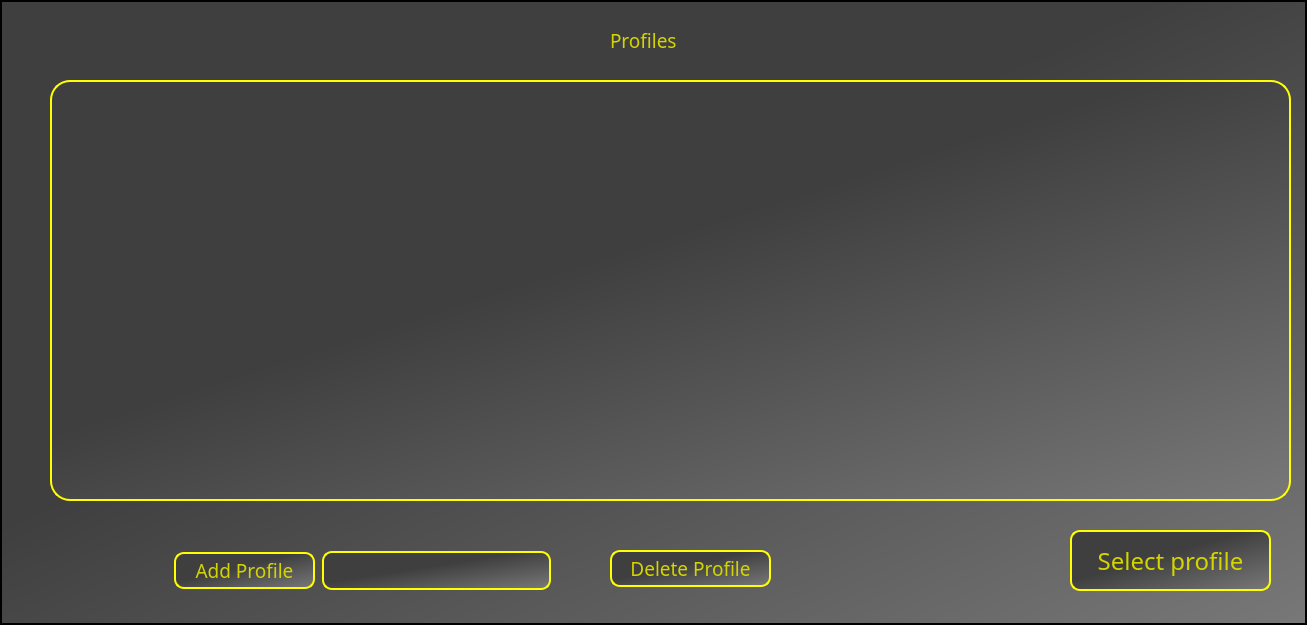
Qt form Films for you/profilemenu.ui (Raikils/project_term_2) before a commit.
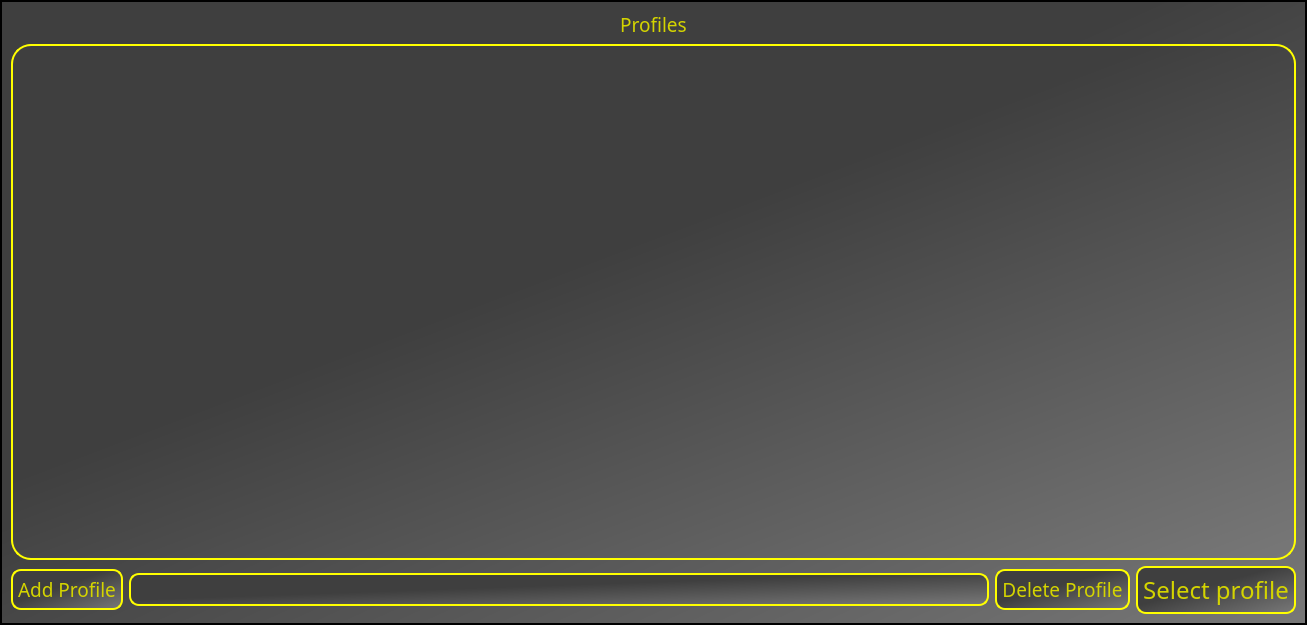
The same form after that commit.

```diff
--- a/Films for you/profilemenu.ui
+++ b/Films for you/profilemenu.ui
@@ -19,15 +19,32 @@
 background-color: qlineargradient(spread:pad, x1:0.249692, y1:0.215, x2:1, y2:1, stop:0.259615 rgba(63, 63, 63, 255), stop:1 rgba(120, 120, 120, 255));
 border: 2px solid ;</string>
   </property>
+  <layout class="QVBoxLayout" name="verticalLayout_2">
+   <item>
+    <layout class="QVBoxLayout" name="verticalLayout">
+     <item>
+      <widget class="QLabel" name="label_Profile">
+       <property name="font">
+        <font>
+         <family>Sitka Text</family>
+         <pointsize>14</pointsize>
+        </font>
+       </property>
+       <property name="styleSheet">
+        <string notr="true">color: rgb(212, 212, 0);
+border:none;
+background-color: none;</string>
+       </property>
+       <property name="text">
+        <string>Profiles</string>
+       </property>
+       <property name="alignment">
+        <set>Qt::AlignCenter</set>
+       </property>
+      </widget>
+     </item>
+     <item>
   <widget class="QListWidget" name="listWidget_Profile">
-   <property name="geometry">
-    <rect>
-     <x>50</x>
-     <y>80</y>
-     <width>1241</width>
-     <height>421</height>
-    </rect>
-   </property>
    <property name="font">
     <font>
      <pointsize>14</pointsize>
@@ -41,63 +58,11 @@
 color: yellow;</string>
    </property>
   </widget>
-  <widget class="QLabel" name="label_Profile">
-   <property name="geometry">
-    <rect>
-     <x>610</x>
-     <y>20</y>
-     <width>101</width>
-     <height>41</height>
-    </rect>
-   </property>
-   <property name="font">
-    <font>
-     <family>Sitka Text</family>
-     <pointsize>14</pointsize>
-    </font>
-   </property>
-   <property name="styleSheet">
-    <string notr="true">color: rgb(212, 212, 0);
-border:none;
-background-color: none;</string>
-   </property>
-   <property name="text">
-    <string>Profiles</string>
-   </property>
-  </widget>
-  <widget class="QPushButton" name="SelectProfile">
-   <property name="geometry">
-    <rect>
-     <x>1070</x>
-     <y>530</y>
-     <width>201</width>
-     <height>61</height>
-    </rect>
-   </property>
-   <property name="font">
-    <font>
-     <family>Sitka Text</family>
-     <pointsize>18</pointsize>
-    </font>
-   </property>
-   <property name="styleSheet">
-    <string notr="true">color: rgb(212, 212, 0);
-border-color: rgb(255, 255, 0);
-border-radius:10px;</string>
-   </property>
-   <property name="text">
-    <string>Select profile</string>
-   </property>
-  </widget>
+     </item>
+     <item>
+      <layout class="QHBoxLayout" name="horizontalLayout">
+       <item>
   <widget class="QPushButton" name="addProfile">
-   <property name="geometry">
-    <rect>
-     <x>174</x>
-     <y>552</y>
-     <width>141</width>
-     <height>37</height>
-    </rect>
-   </property>
    <property name="font">
     <font>
      <family>Sitka Text</family>
@@ -107,21 +72,31 @@
    <property name="styleSheet">
     <string notr="true">color: rgb(212, 212, 0);
 border-color: rgb(255, 255, 0);
-border-radius:10px;</string>
+border-radius:10px;
+padding:5px;</string>
    </property>
    <property name="text">
     <string>Add Profile</string>
    </property>
   </widget>
+       </item>
+       <item>
+        <widget class="QLineEdit" name="UserName">
+         <property name="font">
+          <font>
+           <family>Sitka Text</family>
+           <pointsize>14</pointsize>
+          </font>
+         </property>
+         <property name="styleSheet">
+          <string notr="true">color: rgb(212, 212, 0);
+border-color: rgb(255, 255, 0);
+border-radius:10px;</string>
+         </property>
+        </widget>
+       </item>
+       <item>
   <widget class="QPushButton" name="deleteProfile">
-   <property name="geometry">
-    <rect>
-     <x>610</x>
-     <y>550</y>
-     <width>161</width>
-     <height>37</height>
-    </rect>
-   </property>
    <property name="font">
     <font>
      <family>Sitka Text</family>
@@ -131,33 +106,38 @@
    <property name="styleSheet">
     <string notr="true">color: rgb(212, 212, 0);
 border-color: rgb(255, 255, 0);
-border-radius:10px;</string>
+border-radius:10px;
+padding:5px;</string>
    </property>
    <property name="text">
     <string>Delete Profile</string>
    </property>
   </widget>
-  <widget class="QLineEdit" name="UserName">
-   <property name="geometry">
-    <rect>
-     <x>322</x>
-     <y>551</y>
-     <width>229</width>
-     <height>39</height>
-    </rect>
-   </property>
+       </item>
+       <item>
+        <widget class="QPushButton" name="SelectProfile">
    <property name="font">
     <font>
      <family>Sitka Text</family>
-     <pointsize>14</pointsize>
+           <pointsize>18</pointsize>
     </font>
    </property>
    <property name="styleSheet">
     <string notr="true">color: rgb(212, 212, 0);
 border-color: rgb(255, 255, 0);
-border-radius:10px;</string>
-   </property>
-  </widget>
+border-radius:10px;
+padding:5px;</string>
+         </property>
+         <property name="text">
+          <string>Select profile</string>
+         </property>
+        </widget>
+       </item>
+      </layout>
+     </item>
+    </layout>
+   </item>
+  </layout>
  </widget>
  <resources/>
  <connections/>
```
Lines whose indentation alone changed are shown as unchanged.
